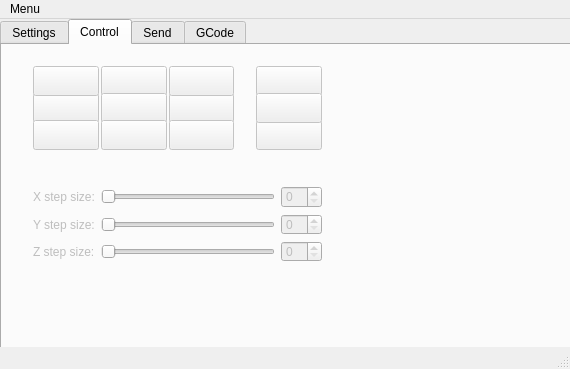
This is grbl_pocket_controller/grblpocketcontroller.ui in clementleger/grbl_pocket_controller as Qt 5 draws it before an edit. The edited form follows.
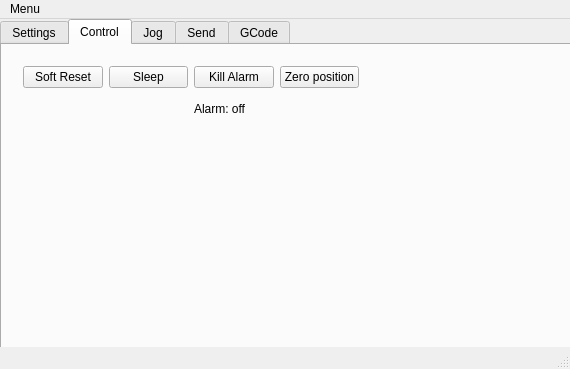
This is the edited form. The open tabs and pages were chosen to show the change. Icons and pictures are not drawn.

```diff
--- a/grbl_pocket_controller/grblpocketcontroller.ui
+++ b/grbl_pocket_controller/grblpocketcontroller.ui
@@ -159,9 +159,6 @@
      </widget>
     </widget>
     <widget class="QWidget" name="tab_control">
-     <property name="enabled">
-      <bool>false</bool>
-     </property>
      <attribute name="icon">
       <iconset resource="resources.qrc">
        <normaloff>:/icons/movement.png</normaloff>:/icons/movement.png</iconset>
@@ -169,6 +166,65 @@
      <attribute name="title">
       <string>Control</string>
      </attribute>
+     <widget class="QWidget" name="gridLayoutWidget_5">
+      <property name="geometry">
+       <rect>
+        <x>10</x>
+        <y>10</y>
+        <width>358</width>
+        <height>80</height>
+       </rect>
+      </property>
+      <layout class="QGridLayout" name="gridLayout_5">
+       <item row="0" column="2">
+        <widget class="QPushButton" name="pushButton_3">
+         <property name="text">
+          <string>Kill Alarm</string>
+         </property>
+        </widget>
+       </item>
+       <item row="0" column="1">
+        <widget class="QPushButton" name="pushButton_2">
+         <property name="text">
+          <string>Sleep</string>
+         </property>
+        </widget>
+       </item>
+       <item row="0" column="0">
+        <widget class="QPushButton" name="pushButton">
+         <property name="text">
+          <string>Soft Reset</string>
+         </property>
+        </widget>
+       </item>
+       <item row="1" column="2">
+        <widget class="QLabel" name="label_7">
+         <property name="text">
+          <string>Alarm: off</string>
+         </property>
+        </widget>
+       </item>
+       <item row="0" column="3">
+        <widget class="QPushButton" name="pushButton_4">
+         <property name="text">
+          <string>Zero position</string>
+         </property>
+        </widget>
+       </item>
+      </layout>
+     </widget>
+    </widget>
+    <widget class="QWidget" name="tab_jog">
+     <property name="enabled">
+      <bool>false</bool>
+     </property>
+     <attribute name="icon">
+      <iconset resource="resources.qrc">
+       <normaloff>:/icons/movement.png</normaloff>:/icons/movement.png</iconset>
+     </attribute>
+     <attribute name="title">
+      <string>Jog</string>
+     </attribute>
      <widget class="QWidget" name="gridLayoutWidget">
       <property name="geometry">
        <rect>
@@ -425,7 +481,7 @@
         <x>20</x>
         <y>130</y>
         <width>311</width>
-        <height>98</height>
+        <height>132</height>
        </rect>
       </property>
       <layout class="QGridLayout" name="gridLayout_3">
@@ -438,6 +494,9 @@
        </item>
        <item row="2" column="1">
         <widget class="QSlider" name="control_slider_z_step_size">
+         <property name="minimum">
+          <number>1</number>
+         </property>
          <property name="orientation">
           <enum>Qt::Horizontal</enum>
          </property>
@@ -445,6 +504,9 @@
        </item>
        <item row="1" column="1">
         <widget class="QSlider" name="control_slider_y_step_size">
+         <property name="minimum">
+          <number>1</number>
+         </property>
          <property name="orientation">
           <enum>Qt::Horizontal</enum>
          </property>
@@ -452,6 +514,9 @@
        </item>
        <item row="0" column="1">
         <widget class="QSlider" name="control_slider_x_step_size">
+         <property name="minimum">
+          <number>1</number>
+         </property>
          <property name="orientation">
           <enum>Qt::Horizontal</enum>
          </property>
@@ -472,13 +537,49 @@
         </widget>
        </item>
        <item row="0" column="2">
-        <widget class="QSpinBox" name="control_spinbox_x_step_size"/>
+        <widget class="QSpinBox" name="control_spinbox_x_step_size">
+         <property name="minimum">
+          <number>1</number>
+         </property>
+        </widget>
        </item>
        <item row="1" column="2">
-        <widget class="QSpinBox" name="control_spinbox_y_step_size"/>
+        <widget class="QSpinBox" name="control_spinbox_y_step_size">
+         <property name="minimum">
+          <number>1</number>
+         </property>
+        </widget>
        </item>
        <item row="2" column="2">
-        <widget class="QSpinBox" name="control_spinbox_z_step_size"/>
+        <widget class="QSpinBox" name="control_spinbox_z_step_size">
+         <property name="minimum">
+          <number>1</number>
+         </property>
+        </widget>
+       </item>
+       <item row="3" column="0">
+        <widget class="QLabel" name="label_8">
+         <property name="text">
+          <string>Feedrate:</string>
+         </property>
+        </widget>
+       </item>
+       <item row="3" column="1">
+        <widget class="QSlider" name="control_slider_feedrate">
+         <property name="minimum">
+          <number>1</number>
+         </property>
+         <property name="orientation">
+          <enum>Qt::Horizontal</enum>
+         </property>
+        </widget>
+       </item>
+       <item row="3" column="2">
+        <widget class="QSpinBox" name="control_spinbox_feedrate">
+         <property name="minimum">
+          <number>1</number>
+         </property>
+        </widget>
        </item>
       </layout>
      </widget>
```
Left out of the diff: 238 changed lines with no effect on the pictures.
